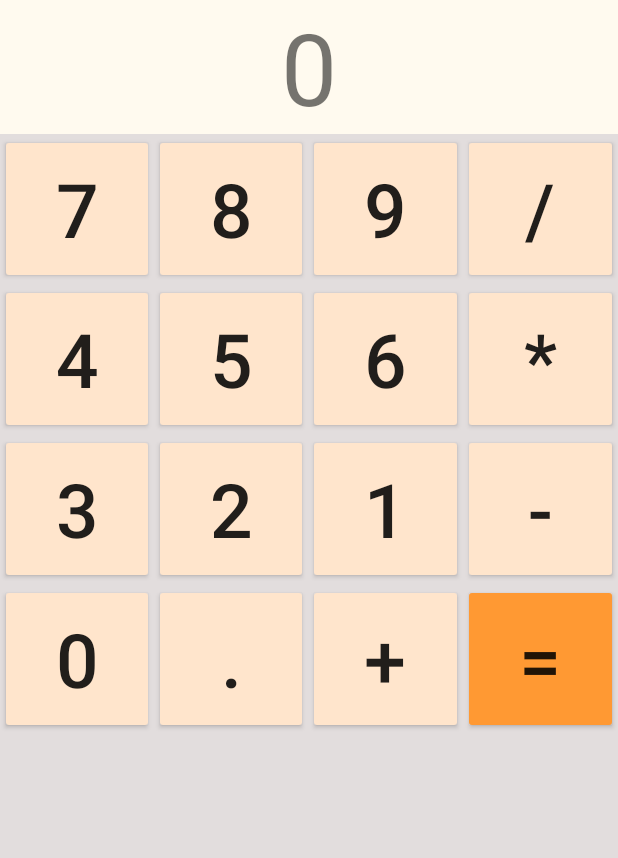
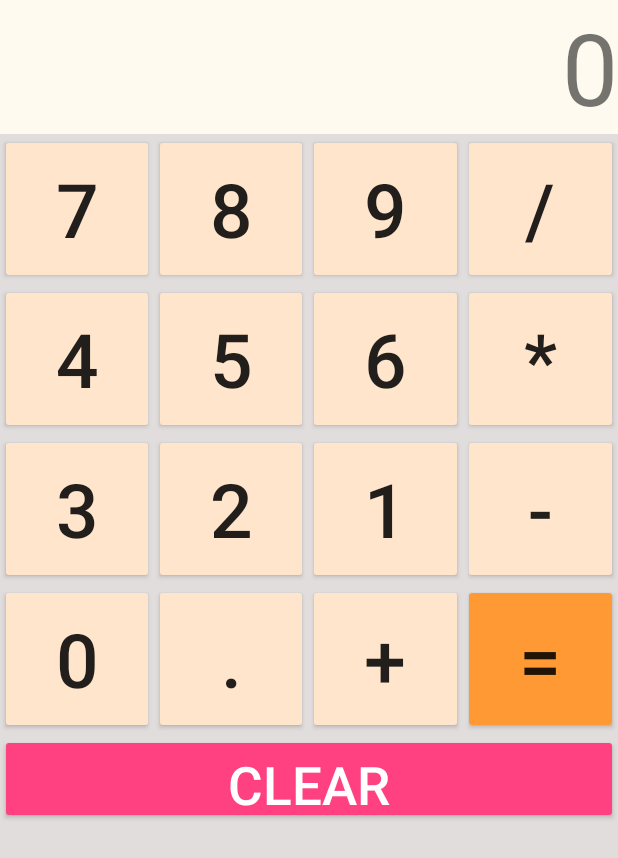
Before and after one commit to martavoice/Calculator, an Android app: the screen it shows after launch (MainActivity), on a phone screen of 412 x 824 dp. Shown: the top 858 px of the screen. Run offline under Robolectric (Android 15) with nearby library versions, the phone set to English and light mode, and no system bars.

Commit message:
add button clear

```diff
--- a/app/src/main/java/com/example/calculator/MainActivity.java
+++ b/app/src/main/java/com/example/calculator/MainActivity.java
@@ -30,6 +30,7 @@ public class MainActivity extends Activity implements View.OnClickListener {
     Button n9;
     Button dot;
     Button equal;
+    Button clear;
     private static ArrayList<String> orderOfOperations = new ArrayList<>();
     private static ArrayList<String> orderOfNumbers = new ArrayList<>();
     TextView tvresult;
@@ -62,7 +63,7 @@ public class MainActivity extends Activity implements View.OnClickListener {
         n9 = (Button) findViewById(R.id.n9);
         dot = (Button) findViewById(R.id.dot);
         equal = (Button) findViewById(R.id.equal);
-
+        clear = (Button) findViewById(R.id.clear);
         tvresult.setText("0");
 
         //set listeners
@@ -83,6 +84,7 @@ public class MainActivity extends Activity implements View.OnClickListener {
         n9.setOnClickListener(this);
         dot.setOnClickListener(this);
         equal.setOnClickListener(this);
+        clear.setOnClickListener(this);
 
     }
 
@@ -138,6 +140,12 @@ public class MainActivity extends Activity implements View.OnClickListener {
                 compute();
                 lO = '=';
                 break;
+            case R.id.clear:
+                result = 0;
+                s = "0";
+                lO = ' ';
+                tvresult.setText("0");
+                break;
         }
 
     }
--- a/app/src/main/res/layout/activity_main.xml
+++ b/app/src/main/res/layout/activity_main.xml
@@ -13,10 +13,10 @@
         android:layout_width="match_parent"
         android:textSize="30pt"
         android:id="@+id/tvResult"
-        android:gravity="center_horizontal"
+        android:gravity="right"
         android:inputType="numberDecimal"
         android:background="@color/colorBack"
-        android:layout_gravity="right"
+
         />
 
 
@@ -194,4 +194,14 @@
 
     </LinearLayout>
 
+    <Button
+        android:id="@+id/clear"
+        android:layout_width="match_parent"
+        android:layout_height="60dp"
+        android:backgroundTint="@color/colorAccent"
+        android:text="@string/clear"
+        android:textSize="35dp"
+        android:textColor="@color/colorWhite"
+        android:textAlignment="center"/>
+
 </LinearLayout>
--- a/app/src/main/res/values/colors.xml
+++ b/app/src/main/res/values/colors.xml
@@ -7,4 +7,5 @@
     <color name="colorYellow">#FFE5CC</color>
     <color name="colorOrange">#FF9933</color>
     <color name="colorBack">#FFFAEF</color>
+    <color name="colorWhite">#FFFFFF</color>
 </resources>
--- a/app/src/main/res/values/strings.xml
+++ b/app/src/main/res/values/strings.xml
@@ -16,4 +16,5 @@
     <string name="min">-</string>
     <string name="equal">=</string>
     <string name="dot">.</string>
+    <string name="clear">clear</string>
 </resources>
```
